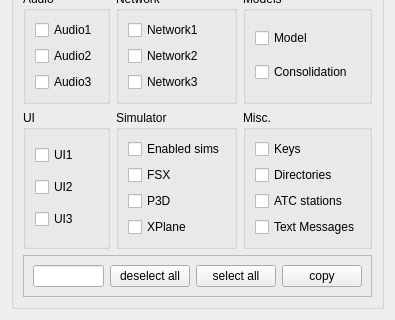
First picture: the form in src/blackgui/components/copysettingsandcachescomponent.ui, repository swift-project/pilotclient, before the edit; both pictures show x 0 to 395 and y 221 to 541 of the 395 by 541 pixel window.
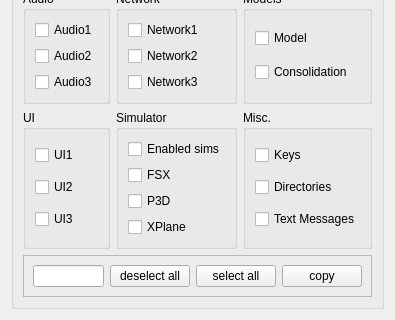
Second picture: the form after the edit. Custom widgets are drawn as their Qt base class.

Commit message:
refactor: Remove inline ATC settings (all/in range, valid freqs.)
Fixes to #193

Diff of the .ui file:
```diff
--- a/src/blackgui/components/copysettingsandcachescomponent.ui
+++ b/src/blackgui/components/copysettingsandcachescomponent.ui
@@ -222,13 +222,6 @@
               </property>
              </widget>
             </item>
-            <item>
-             <widget class="QCheckBox" name="cb_SettingsAtcStations">
-              <property name="text">
-               <string>ATC stations</string>
-              </property>
-             </widget>
-            </item>
             <item>
              <widget class="QCheckBox" name="cb_SettingsTextMessages">
               <property name="text">
```
Left out of the diff: 1 changed line with no effect on the pictures. The commit also changes 12 other files.
